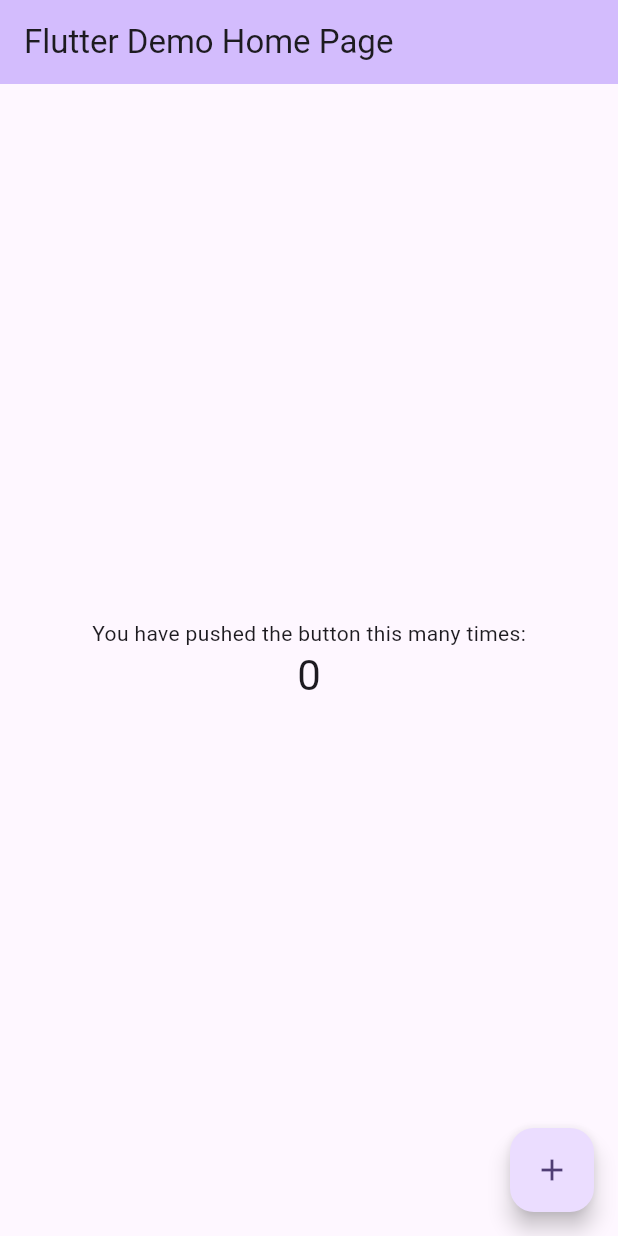
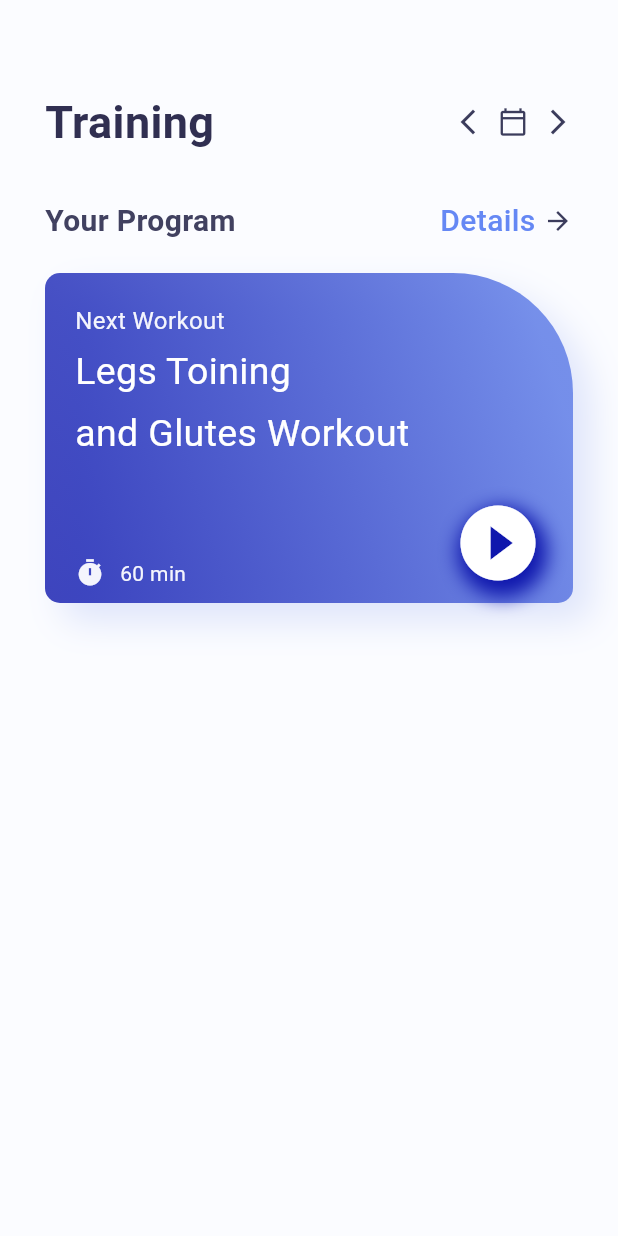
Before and after one commit to Abidstic/Flutter_Trainning_App, a Flutter app: the screen it shows after launch, on a phone screen of 412 x 824 dp. Run offline on Flutter 3.47's test engine with Material 2 defaults, Android fonts, the phone set to English and light mode, and no system bars.

Commit message:
Added home page file and added first row layout

```diff
--- /dev/null
+++ b/travel_app/lib/color.dart
@@ -0,0 +1,22 @@
+import 'dart:ui';
+
+class AppColor {
+  static Color homePageBackground = const Color(0xFFfbfcff);
+  static Color gradientFirst = const Color(0xff0f17ad);
+  static Color gradientSecond = const Color(0xFF6985e8);
+  static Color homePageTitle = const Color(0xFF302f51);
+  static Color homePageSubtitle = const Color(0xFF414160);
+  static Color homePageDetail = const Color(0xFF6588f4);
+  static Color homePageIcons = const Color(0xFF3b3c5c);
+  static Color homePageContainerTextSmall = const Color(0xFFf4f5fd);
+  static Color homePageContainerTextBig = const Color(0xFFffffff);
+  static Color homePagePlanColor = const Color(0xFFa2a2b1);
+  static Color secondPageTopIconColor = const Color(0xFFb7bce8);
+  static Color secondPageTitleColor = const Color(0xFFfefeff);
+  static Color secondPageContainerGradient1stColor = const Color(0xFF5564d8);
+  static Color secondPageContainerGradient2ndColor = const Color(0xFF6279dc);
+  static Color secondPageIconColor = const Color(0xFFfafafe);
+  static Color loopColor = const Color(0xFF6d8dea);
+  static Color setsColor = const Color(0xFF9999a9);
+  static Color circuitsColor = const Color(0xFF2f2f51);
+}
--- /dev/null
+++ b/travel_app/lib/home_page.dart
@@ -0,0 +1,204 @@
+import 'package:flutter/material.dart';
+import 'color.dart' as customColor;
+
+class HomePage extends StatefulWidget {
+  const HomePage({super.key});
+
+  @override
+  State<HomePage> createState() => _HomePageState();
+}
+
+class _HomePageState extends State<HomePage> {
+  @override
+  Widget build(BuildContext context) {
+    return Scaffold(
+      backgroundColor: customColor.AppColor.homePageBackground,
+      body: Container(
+        padding: const EdgeInsets.only(
+          top: 60,
+          left: 30,
+          right: 30,
+        ),
+        child: Column(
+          children: [
+            Row(
+              children: [
+                Text(
+                  "Training",
+                  style: TextStyle(
+                    fontSize: 30,
+                    fontWeight: FontWeight.bold,
+                    color: customColor.AppColor.homePageTitle,
+                  ),
+                ),
+                Expanded(
+                  child: Container(),
+                ),
+                Icon(
+                  Icons.arrow_back_ios_new,
+                  size: 20,
+                  color: customColor.AppColor.homePageIcons,
+                ),
+                const SizedBox(
+                  width: 10,
+                ),
+                Icon(
+                  Icons.calendar_today_outlined,
+                  size: 20,
+                  color: customColor.AppColor.homePageIcons,
+                ),
+                const SizedBox(
+                  width: 10,
+                ),
+                Icon(
+                  Icons.arrow_forward_ios,
+                  size: 20,
+                  color: customColor.AppColor.homePageIcons,
+                ),
+              ],
+            ),
+            const SizedBox(height: 30),
+            Row(
+              children: [
+                Text(
+                  "Your Program",
+                  style: TextStyle(
+                    fontSize: 20,
+                    fontWeight: FontWeight.w600,
+                    color: customColor.AppColor.homePageSubtitle,
+                  ),
+                ),
+                Expanded(
+                  child: Container(),
+                ),
+                Text(
+                  "Details",
+                  style: TextStyle(
+                    fontSize: 20,
+                    fontWeight: FontWeight.w500,
+                    color: customColor.AppColor.homePageDetail,
+                  ),
+                ),
+                const SizedBox(
+                  width: 5,
+                ),
+                Icon(
+                  Icons.arrow_forward_outlined,
+                  size: 20,
+                  color: customColor.AppColor.homePageIcons,
+                ),
+              ],
+            ),
+            const SizedBox(height: 20),
+            Container(
+              width: MediaQuery.of(context).size.width,
+              height: 220,
+              decoration: BoxDecoration(
+                gradient: LinearGradient(
+                  colors: [
+                    customColor.AppColor.gradientFirst.withOpacity(0.8),
+                    customColor.AppColor.gradientSecond.withOpacity(0.9),
+                  ],
+                  begin: Alignment.bottomLeft,
+                  end: Alignment.centerRight,
+                ),
+                borderRadius: const BorderRadius.only(
+                  topLeft: Radius.circular(10),
+                  bottomLeft: Radius.circular(10),
+                  bottomRight: Radius.circular(10),
+                  topRight: Radius.circular(80),
+                ),
+                boxShadow: [
+                  BoxShadow(
+                    offset: const Offset(12, 12),
+                    blurRadius: 20,
+                    color: customColor.AppColor.gradientSecond.withOpacity(0.2),
+                  ),
+                ],
+              ),
+              child: Container(
+                padding: const EdgeInsets.only(
+                  left: 20,
+                  top: 20,
+                  right: 20,
+                ),
+                child: Column(
+                  crossAxisAlignment: CrossAxisAlignment.start,
+                  children: [
+                    Text(
+                      "Next Workout",
+                      style: TextStyle(
+                        fontSize: 16,
+                        color: customColor.AppColor.homePageContainerTextSmall,
+                      ),
+                    ),
+                    const SizedBox(height: 5),
+                    Text(
+                      "Legs Toining",
+                      style: TextStyle(
+                        fontSize: 25,
+                        color: customColor.AppColor.homePageContainerTextBig,
+                      ),
+                    ),
+                    const SizedBox(height: 5),
+                    Text(
+                      "and Glutes Workout",
+                      style: TextStyle(
+                        fontSize: 25,
+                        color: customColor.AppColor.homePageContainerTextBig,
+                      ),
+                    ),
+                    const SizedBox(height: 25),
+                    Row(
+                      crossAxisAlignment: CrossAxisAlignment.end,
+                      children: [
+                        Row(
+                          children: [
+                            Icon(
+                              Icons.timer,
+                              size: 20,
+                              color: customColor
+                                  .AppColor.homePageContainerTextSmall,
+                            ),
+                            const SizedBox(width: 10),
+                            Text(
+                              "60 min",
+                              style: TextStyle(
+                                fontSize: 14,
+                                color: customColor
+                                    .AppColor.homePageContainerTextSmall,
+                              ),
+                            ),
+                          ],
+                        ),
+                        Expanded(child: Container()),
+                        Container(
+                          decoration: BoxDecoration(
+                            borderRadius: BorderRadius.circular(60),
+                            boxShadow: [
+                              BoxShadow(
+                                color: customColor.AppColor.gradientFirst,
+                                blurRadius: 10,
+                                offset: const Offset(3, 6),
+                              ),
+                            ],
+                          ),
+                          child: Icon(
+                            Icons.play_circle_fill,
+                            size: 60,
+                            color:
+                                customColor.AppColor.homePageContainerTextBig,
+                          ),
+                        ),
+                      ],
+                    ),
+                  ],
+                ),
+              ),
+            ),
+          ],
+        ),
+      ),
+    );
+  }
+}
--- a/travel_app/lib/main.dart
+++ b/travel_app/lib/main.dart
@@ -1,125 +1,26 @@
 import 'package:flutter/material.dart';
 
+import 'home_page.dart';
+
 void main() {
-  runApp(const MyApp());
+  runApp(MyApp());
 }
 
 class MyApp extends StatelessWidget {
-  const MyApp({super.key});
+  const MyApp({Key? key}) : super(key: key);
 
-  // This widget is the root of your application.
+  //this widget is the root for the whole application
   @override
   Widget build(BuildContext context) {
     return MaterialApp(
-      title: 'Flutter Demo',
+      title: "Travel App",// name of the app
+      debugShowCheckedModeBanner: false,//this is used to remove the debug banner on the test device
       theme: ThemeData(
-        // This is the theme of your application.
-        //
-        // TRY THIS: Try running your application with "flutter run". You'll see
-        // the application has a blue toolbar. Then, without quitting the app,
-        // try changing the seedColor in the colorScheme below to Colors.green
-        // and then invoke "hot reload" (save your changes or press the "hot
-        // reload" button in a Flutter-supported IDE, or press "r" if you used
-        // the command line to start the app).
-        //
-        // Notice that the counter didn't reset back to zero; the application
-        // state is not lost during the reload. To reset the state, use hot
-        // restart instead.
-        //
-        // This works for code too, not just values: Most code changes can be
-        // tested with just a hot reload.
-        colorScheme: ColorScheme.fromSeed(seedColor: Colors.deepPurple),
         useMaterial3: true,
+        colorScheme: ColorScheme.fromSeed(seedColor: Colors.blue),
       ),
-      home: const MyHomePage(title: 'Flutter Demo Home Page'),
+      //here we have selected a color scheme
+      home: HomePage(),
     );
   }
 }
-
-class MyHomePage extends StatefulWidget {
-  const MyHomePage({super.key, required this.title});
-
-  // This widget is the home page of your application. It is stateful, meaning
-  // that it has a State object (defined below) that contains fields that affect
-  // how it looks.
-
-  // This class is the configuration for the state. It holds the values (in this
-  // case the title) provided by the parent (in this case the App widget) and
-  // used by the build method of the State. Fields in a Widget subclass are
-  // always marked "final".
-
-  final String title;
-
-  @override
-  State<MyHomePage> createState() => _MyHomePageState();
-}
-
-class _MyHomePageState extends State<MyHomePage> {
-  int _counter = 0;
-
-  void _incrementCounter() {
-    setState(() {
-      // This call to setState tells the Flutter framework that something has
-      // changed in this State, which causes it to rerun the build method below
-      // so that the display can reflect the updated values. If we changed
-      // _counter without calling setState(), then the build method would not be
-      // called again, and so nothing would appear to happen.
-      _counter++;
-    });
-  }
-
-  @override
-  Widget build(BuildContext context) {
-    // This method is rerun every time setState is called, for instance as done
-    // by the _incrementCounter method above.
-    //
-    // The Flutter framework has been optimized to make rerunning build methods
-    // fast, so that you can just rebuild anything that needs updating rather
-    // than having to individually change instances of widgets.
-    return Scaffold(
-      appBar: AppBar(
-        // TRY THIS: Try changing the color here to a specific color (to
-        // Colors.amber, perhaps?) and trigger a hot reload to see the AppBar
-        // change color while the other colors stay the same.
-        backgroundColor: Theme.of(context).colorScheme.inversePrimary,
-        // Here we take the value from the MyHomePage object that was created by
-        // the App.build method, and use it to set our appbar title.
-        title: Text(widget.title),
-      ),
-      body: Center(
-        // Center is a layout widget. It takes a single child and positions it
-        // in the middle of the parent.
-        child: Column(
-          // Column is also a layout widget. It takes a list of children and
-          // arranges them vertically. By default, it sizes itself to fit its
-          // children horizontally, and tries to be as tall as its parent.
-          //
-          // Column has various properties to control how it sizes itself and
-          // how it positions its children. Here we use mainAxisAlignment to
-          // center the children vertically; the main axis here is the vertical
-          // axis because Columns are vertical (the cross axis would be
-          // horizontal).
-          //
-          // TRY THIS: Invoke "debug painting" (choose the "Toggle Debug Paint"
-          // action in the IDE, or press "p" in the console), to see the
-          // wireframe for each widget.
-          mainAxisAlignment: MainAxisAlignment.center,
-          children: <Widget>[
-            const Text(
-              'You have pushed the button this many times:',
-            ),
-            Text(
-              '$_counter',
-              style: Theme.of(context).textTheme.headlineMedium,
-            ),
-          ],
-        ),
-      ),
-      floatingActionButton: FloatingActionButton(
-        onPressed: _incrementCounter,
-        tooltip: 'Increment',
-        child: const Icon(Icons.add),
-      ), // This trailing comma makes auto-formatting nicer for build methods.
-    );
-  }
-}
```
Also changed, not shown: travel_app/json/info.json (added, +30 -0 lines), travel_app/json/videoinfo.json (added, +27 -0 lines).
